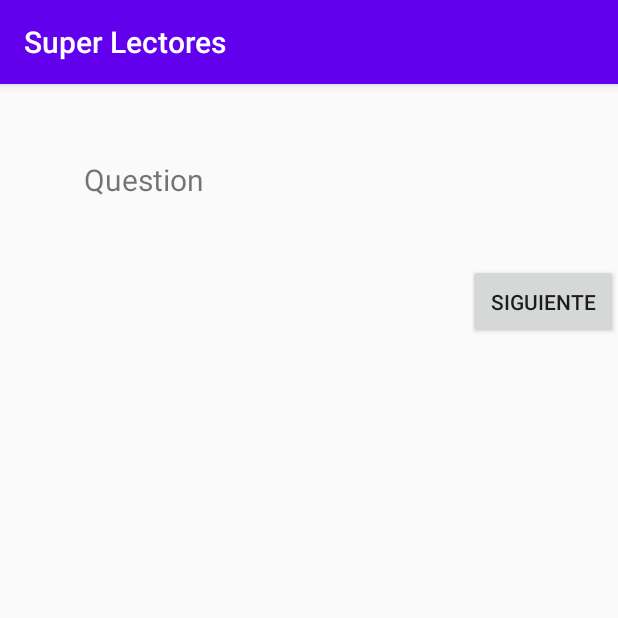
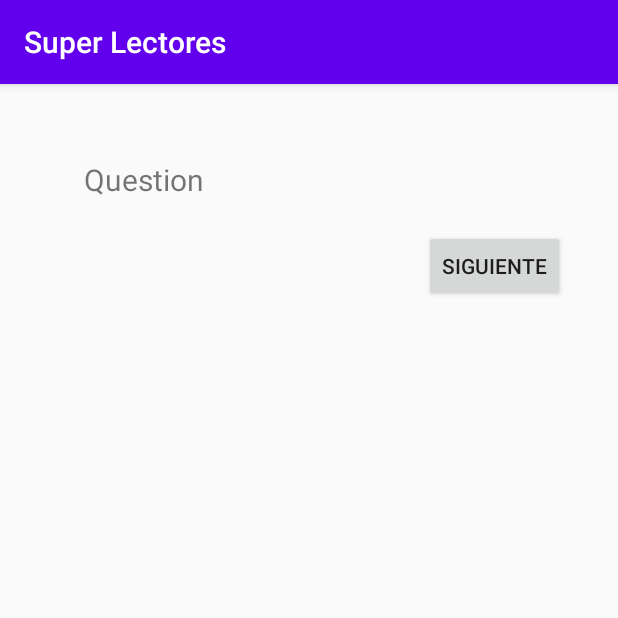
Before and after one commit to Adr1anrojas/SuperReaders, an Android app: the AnswerActivity screen opened directly, with no data from a screen before it, on a phone screen of 412 x 824 dp, the top half of it. Run offline under Robolectric (Android 15) with nearby library versions, the phone set to English and light mode, and no system bars.

Commit message:
Responsive desing

```diff
--- a/App/SuperReaders/app/src/main/res/layout/activity_answer.xml
+++ b/App/SuperReaders/app/src/main/res/layout/activity_answer.xml
@@ -11,10 +11,11 @@
     <TextView
         android:id="@+id/textViewQuestion"
         android:layout_width="300dp"
-        android:layout_height="50dp"
+        android:layout_height="wrap_content"
         android:layout_marginTop="50dp"
         android:layout_gravity="center_horizontal"
         android:textSize="20sp"
+        android:maxLines="5"
         android:layout_marginBottom="20dp"
         android:text="Question" />
     <androidx.recyclerview.widget.RecyclerView
@@ -24,7 +25,7 @@
         android:layout_marginRight="35dp"
         android:layout_height="wrap_content">
     </androidx.recyclerview.widget.RecyclerView>
-    <LinearLayout
+    <androidx.constraintlayout.widget.ConstraintLayout
         android:layout_width="match_parent"
         android:layout_height="wrap_content"
         android:gravity="bottom|end"
@@ -32,18 +33,27 @@
 
         <Button
             android:id="@+id/buttonBack"
-            android:layout_width="100dp"
-            android:layout_height="50dp"
-            android:layout_gravity="right"
+            android:layout_width="wrap_content"
+            android:layout_height="wrap_content"
             android:text="Anterior"
-            android:visibility="invisible" />
+            android:visibility="invisible"
+            app:layout_constraintBottom_toBottomOf="parent"
+            app:layout_constraintEnd_toEndOf="parent"
+            app:layout_constraintHorizontal_bias="0.109"
+            app:layout_constraintStart_toStartOf="parent"
+            app:layout_constraintTop_toTopOf="parent"
+            app:layout_constraintVertical_bias="0.0" />
+
         <Button
             android:id="@+id/buttonNext"
-            android:layout_width="100dp"
-            android:layout_height="50dp"
+            android:layout_width="wrap_content"
+            android:layout_height="wrap_content"
             android:text="Siguiente"
-            android:layout_gravity="left"
-            android:layout_marginLeft="200dp"
-            />
-    </LinearLayout>
+            app:layout_constraintBottom_toBottomOf="parent"
+            app:layout_constraintEnd_toEndOf="parent"
+            app:layout_constraintHorizontal_bias="0.889"
+            app:layout_constraintStart_toStartOf="parent"
+            app:layout_constraintTop_toTopOf="parent"
+            app:layout_constraintVertical_bias="0.0" />
+    </androidx.constraintlayout.widget.ConstraintLayout>
 </LinearLayout>
```
Also changed, not shown: App/SuperReaders/app/src/main/res/layout/activity_content.xml (+20 -11 lines).
